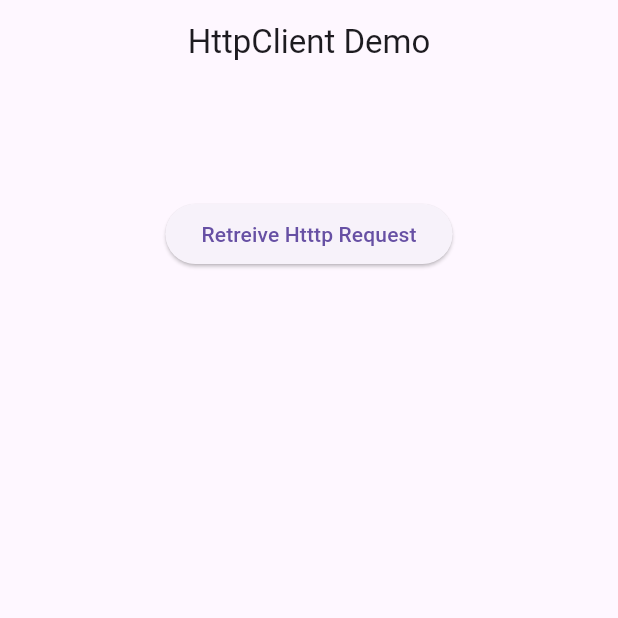
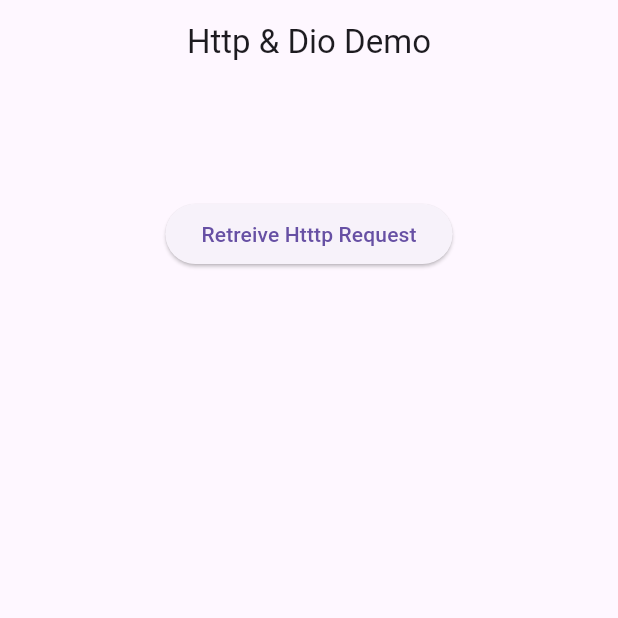
Before and after one commit to Mindsetter/flutter_api, a Flutter app: the screen it shows after launch, on a phone screen of 412 x 824 dp, the top half of it. Run offline on Flutter 3.47's test engine with Material 3 defaults, Android fonts, the phone set to English and light mode, and no system bars; our stand-ins replace dio.

Commit message:
Http and Dio Demo

```diff
--- /dev/null
+++ b/lib/http_dio_demo.dart
@@ -0,0 +1,66 @@
+import 'package:flutter/material.dart';
+import 'package:http/http.dart' as http;
+import 'package:dio/dio.dart';
+
+class HttpDioDemo extends StatefulWidget {
+  const HttpDioDemo({super.key});
+
+  @override
+  State<HttpDioDemo> createState() => _HttpDioDemoState();
+}
+
+class _HttpDioDemoState extends State<HttpDioDemo> {
+  String _respond = '';
+  @override
+  Widget build(BuildContext context) {
+    return Scaffold(
+      appBar: AppBar(
+        title: const Text('Http & Dio Demo'),
+        centerTitle: true,
+      ),
+      body: Column(
+        children: [
+          Container(
+            alignment: Alignment.center,
+            height: 200,
+            child: ElevatedButton(
+              onPressed: () {
+                httpRequest();
+              },
+              child: const Text('Retreive Htttp Request'),
+            ),
+          ),
+          Expanded(
+            child: SingleChildScrollView(
+              child: Container(
+                child: Text(_respond),
+              ),
+            ),
+          ),
+        ],
+      ),
+    );
+  }
+
+  //Buid Request Method
+  void httpRequest() async {
+    try {
+      // var respond = await http.post(
+      //     Uri.parse('https://jsonplaceholder.typicode.com/posts'),
+      //     body: {'name': 'Ebo', 'userId': '88', 'title': 'Flutter Http'});
+      Dio dio = Dio();
+      var respond = await dio.post('https://jsonplaceholder.typicode.com/posts',
+          data: {'name': 'Ebo', 'userId': '88', 'title': 'Flutter Http'});
+      _respond = respond.data.toString();
+      print(respond.data.toString());
+      print(respond.statusCode);
+    } catch (e) {
+      // return errors
+      _respond = 'Error here: $e';
+    } finally {
+      setState(() {
+        // rebuid the widget
+      });
+    }
+  }
+}
--- a/lib/main.dart
+++ b/lib/main.dart
@@ -1,5 +1,5 @@
 import 'package:flutter/material.dart';
-import 'package:flutter_api/http_client_demo.dart';
+import 'package:flutter_api/http_dio_demo.dart';
 
 void main() {
   runApp(const MyApp());
@@ -12,7 +12,7 @@ class MyApp extends StatelessWidget {
   @override
   Widget build(BuildContext context) {
     return const MaterialApp(
-      home: HttpClientDemo(),
+      home: HttpDioDemo(),
     );
   }
 }
--- a/pubspec.yaml
+++ b/pubspec.yaml
@@ -35,6 +35,8 @@ dependencies:
   # The following adds the Cupertino Icons font to your application.
   # Use with the CupertinoIcons class for iOS style icons.
   cupertino_icons: ^1.0.2
+  http: ^1.2.2
+  dio: ^5.7.0
 
 dev_dependencies:
   flutter_test:
```
Also changed, not shown: pubspec.lock.
